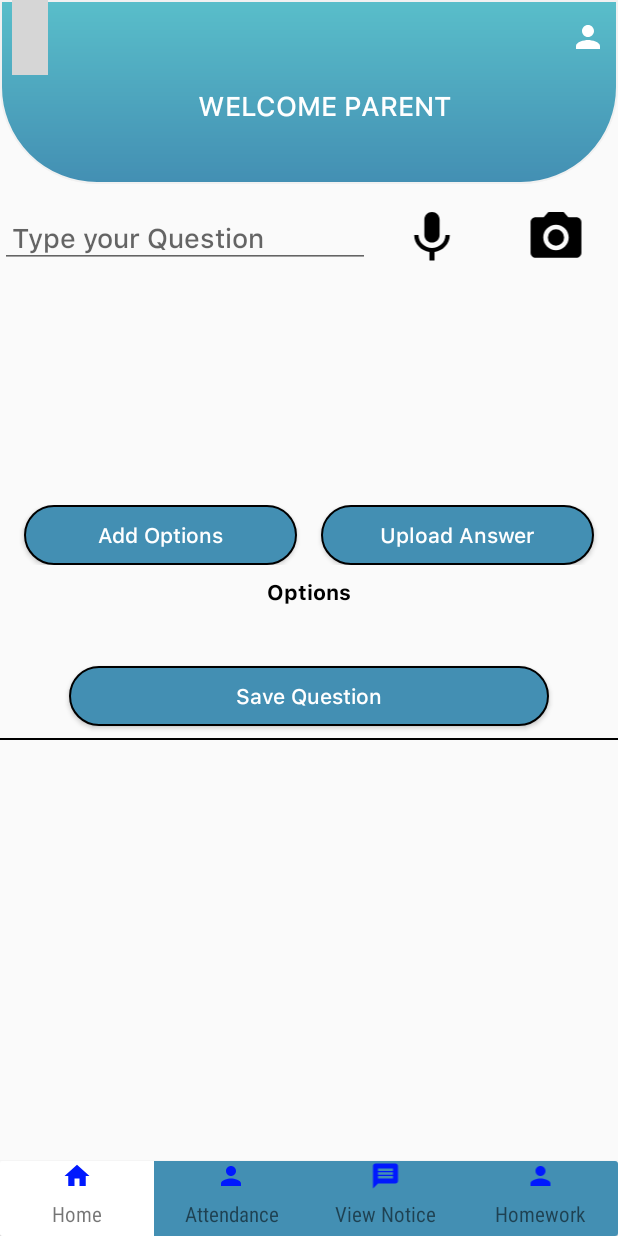
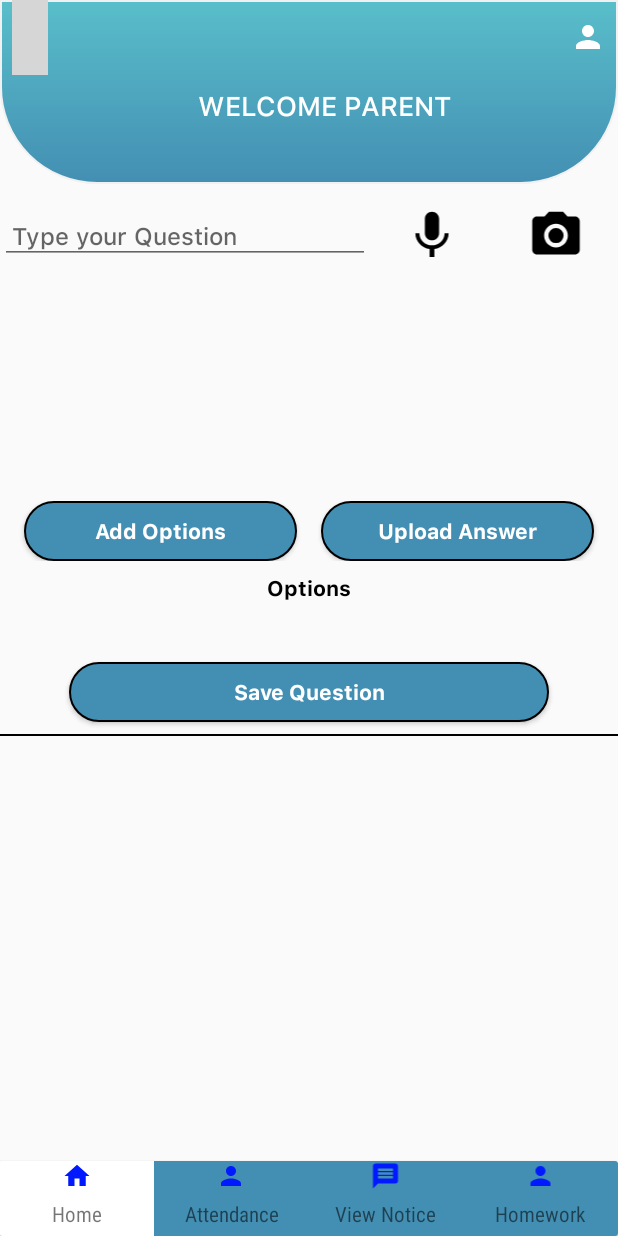
Before and after one commit to afluex-repo/School_Demo_Mobile_App, an Android app: the fragment AddQuestionFragment placed in its activity, on a phone screen of 412 x 824 dp. Run offline under Robolectric (Android 15) with nearby library versions, the phone set to English and light mode, and no system bars; our stand-ins replace CircleImageView, Picasso; libraries missing offline, so code that uses them is left out: com.karumi.dexter; pictures from the network do not load; Roboto replaces fonts that are not available here; 6 statements that could not run were skipped; grey boxes are pictures that could not be loaded.

Commit message:
Merge remote-tracking branch 'origin/master'
# Conflicts:
#	app/src/main/java/affluex/school/solutions/Adapter/AdapterAttendance.java

```diff
--- a/app/src/main/java/affluex/school/solutions/Fragments/AddQuestionFragment.java
+++ b/app/src/main/java/affluex/school/solutions/Fragments/AddQuestionFragment.java
@@ -53,6 +53,7 @@ public class AddQuestionFragment extends Fragment {
         getArgumentData();
         binding.llOptions.setVisibility(View.GONE);
         return binding.getRoot();
+
     }
 
     private void oncliclistener() {
@@ -67,7 +68,6 @@ public class AddQuestionFragment extends Fragment {
                         Locale.ENGLISH);
                 intent.putExtra(RecognizerIntent.EXTRA_PROMPT,"Speak to type");
                 try {
-
                     startActivityForResult(intent, REQUEST_CODE_SPEECH_INPUT);
                 } catch (Exception e) {
                     Toast
@@ -75,6 +75,12 @@ public class AddQuestionFragment extends Fragment {
                                     Toast.LENGTH_SHORT)
                             .show();
                 }
+            }
+        });
+        binding.saveQuestion.setOnClickListener(new View.OnClickListener() {
+            @Override
+            public void onClick(View v) {
+                Toast.makeText(getActivity(), "Save Question Successfully", Toast.LENGTH_SHORT).show();
             }
         });
         binding.btnShowOptions.setOnClickListener(new View.OnClickListener() {
@@ -89,12 +95,9 @@ public class AddQuestionFragment extends Fragment {
                 if(TextUtils.isEmpty(binding.etOptions.getText().toString())){
                     Toast.makeText(getActivity(), "Options field cannot be blank", Toast.LENGTH_SHORT).show();
                 }else{
-
                     optionsArray.add(new ModelOptions(""+(optionsArray.size()+1),binding.etOptions.getText().toString()));
-
                     binding.etOptions.setText("");
                     initOptionsRecyclerView();
-
                 }
             }
         });
@@ -118,7 +121,6 @@ public class AddQuestionFragment extends Fragment {
         position=getArguments().getInt("Position");
 
     }
-
     private void permissionCheck() {
         Dexter.withActivity(getActivity())
                 .withPermissions(android.Manifest.permission.CAMERA,
--- a/app/src/main/java/affluex/school/solutions/Network/RetrofitInstance.java
+++ b/app/src/main/java/affluex/school/solutions/Network/RetrofitInstance.java
@@ -3,6 +3,7 @@ import java.util.concurrent.TimeUnit;
 import okhttp3.OkHttpClient;
 import retrofit2.Retrofit;
 import retrofit2.converter.gson.GsonConverterFactory;
+
 
 public class RetrofitInstance {
         private static Retrofit retrofit = null;
@@ -11,8 +12,8 @@ public class RetrofitInstance {
         public static Retrofit getClient() {
             if (retrofit == null) {
                 OkHttpClient.Builder httpClient = new OkHttpClient.Builder()
-                        .readTimeout(290, TimeUnit.SECONDS) // Increase timeout for reading response
-                        .connectTimeout(290, TimeUnit.SECONDS); // Increase timeout for establishing connection
+                        .readTimeout(290, TimeUnit.SECONDS)
+                        .connectTimeout(290, TimeUnit.SECONDS);
 
                 retrofit = new Retrofit.Builder()
                         .baseUrl(BASE_URL)
@@ -22,4 +23,5 @@ public class RetrofitInstance {
             }
             return retrofit;
         }
+
     }
--- a/app/src/main/res/layout/activity_profile.xml
+++ b/app/src/main/res/layout/activity_profile.xml
@@ -1,6 +1,4 @@
 <?xml version="1.0" encoding="utf-8"?>
-
-
 <androidx.coordinatorlayout.widget.CoordinatorLayout xmlns:app="http://schemas.android.com/apk/res-auto"
     xmlns:tools="http://schemas.android.com/tools"
     xmlns:android="http://schemas.android.com/apk/res/android"
@@ -74,6 +72,4 @@
         <include
             android:id="@+id/content_profile"
             layout="@layout/content_profile" />
-
-
     </androidx.coordinatorlayout.widget.CoordinatorLayout>
--- a/app/src/main/res/layout/fragment_add_question.xml
+++ b/app/src/main/res/layout/fragment_add_question.xml
@@ -31,6 +31,7 @@
                         android:fontFamily="@font/sfuitext_medium"
                         android:hint="Type your Question"
                         android:maxLines="3"
+                        android:textSize="16sp"
                         android:minLines="1"
                         android:padding="8dp" />
                     <ImageView
@@ -62,6 +63,7 @@
                 <LinearLayout
                     android:layout_width="match_parent"
                     android:layout_height="wrap_content">
+
                     <Button
                         android:id="@+id/btn_show_options"
                         android:layout_width="0dp"
@@ -69,12 +71,13 @@
                         android:layout_marginStart="16dp"
                         android:layout_marginEnd="16dp"
                         android:layout_weight="1"
+                        android:background="@drawable/shape_button_coloured"
+                        android:fontFamily="@font/lexend"
+                        android:text="Add Options"
                         android:textAllCaps="false"
-                        android:fontFamily="@font/sfuitext_medium"
-                        android:background="@drawable/shape_button_coloured"
-                        android:text="Add Options"
                         android:textColor="@color/white"
                         android:textSize="14sp" />
+
                     <Button
                         android:id="@+id/btn_upload"
                         android:layout_width="0dp"
@@ -82,7 +85,7 @@
                         android:layout_marginEnd="16dp"
                         android:layout_weight="1"
                         android:textAllCaps="false"
-                        android:fontFamily="@font/sfuitext_medium"
+                        android:fontFamily="@font/lexend"
                         android:background="@drawable/shape_button_coloured"
                         android:text="Upload Answer"
                         android:textColor="@color/white"
@@ -93,12 +96,12 @@
                     android:layout_width="match_parent"
                     android:layout_height="wrap_content"
                     android:layout_marginTop="8dp">
-
                     <EditText
                         android:id="@+id/et_options"
                         android:layout_width="0dp"
                         android:layout_height="wrap_content"
                         android:layout_weight="2"
+                        android:textSize="16sp"
                         android:hint="Add option" />
                     <Button
                         android:id="@+id/btn_add_option"
@@ -108,7 +111,7 @@
                         android:layout_weight="1"
                         android:textAllCaps="false"
                         android:background="@drawable/shape_button_coloured"
-                        android:fontFamily="@font/sfuitext_medium"
+                        android:fontFamily="@font/lexend"
                         android:text="Save"
                         android:textColor="@color/white"
                         android:textSize="14sp" />
@@ -134,6 +137,7 @@
                     android:layout_marginTop="16dp"
                     app:layoutManager="androidx.recyclerview.widget.LinearLayoutManager" />
                 <Button
+                    android:id="@+id/saveQuestion"
                     android:layout_width="match_parent"
                     android:layout_height="40dp"
                     android:layout_marginTop="16dp"
@@ -141,7 +145,7 @@
                     android:layout_marginStart="46dp"
                     android:layout_weight="1"
                     android:textAllCaps="false"
-                    android:fontFamily="@font/sfuitext_medium"
+                    android:fontFamily="@font/lexend"
                     android:background="@drawable/shape_button_coloured"
                     android:text="Save Question"
                     android:textColor="@color/white"
```
Also changed, not shown: app/build.gradle.kts (+9 -5 lines), app/src/main/AndroidManifest.xml (+2 -8 lines), app/src/main/java/affluex/school/solutions/Fragments/AssignmentFragment.java (+1 -15 lines), app/src/main/java/affluex/school/solutions/Fragments/CreateQuestionPaperFragment.java (+6 -12 lines), app/src/main/java/affluex/school/solutions/Fragments/TeacherHome.java (+8 -5 lines), app/src/main/java/affluex/school/solutions/app/TouchImageView.java (+1 -42 lines).
